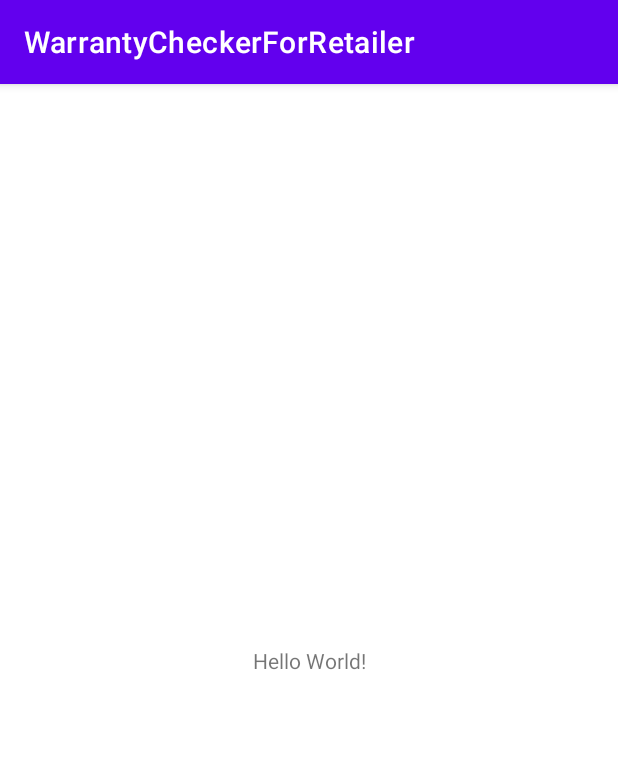
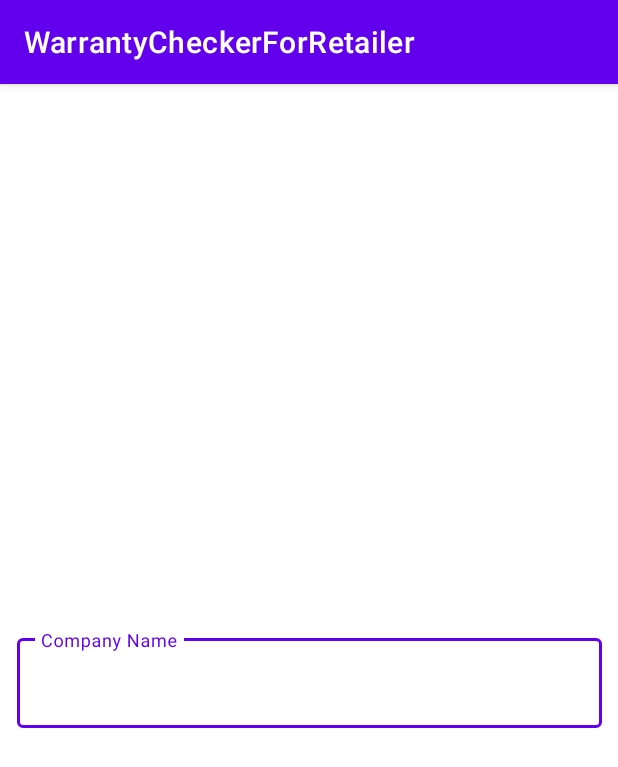
Before and after one commit to tamzidisrakadol/warramtyCheckerForRetailer, an Android app: the screen it shows after launch (LogInActivity), on a phone screen of 412 x 824 dp. Shown: the top 767 px of the screen. Run offline under Robolectric (Android 15) with nearby library versions, the light colour scheme and no system bars; our stand-ins replace sdp/ssp sizes.

Commit message:
WarrantyChecker for Retailer create layout for login.add functionalaity of login from server

```diff
--- a/app/src/main/res/layout/activity_login.xml
+++ b/app/src/main/res/layout/activity_login.xml
@@ -6,13 +6,22 @@
     android:layout_height="match_parent"
     tools:context=".views.LogInActivity">
 
-    <TextView
-        android:layout_width="wrap_content"
-        android:layout_height="wrap_content"
-        android:text="Hello World!"
-        app:layout_constraintBottom_toBottomOf="parent"
+    <com.google.android.material.textfield.TextInputLayout
+        style="@style/Widget.MaterialComponents.TextInputLayout.OutlinedBox"
+        android:layout_width="@dimen/_300sdp"
+        android:layout_height="@dimen/_50sdp"
+        android:layout_marginTop="@dimen/_280sdp"
+        android:hint="Company Name"
         app:layout_constraintEnd_toEndOf="parent"
         app:layout_constraintStart_toStartOf="parent"
-        app:layout_constraintTop_toTopOf="parent" />
+        app:layout_constraintTop_toTopOf="parent">
+
+        <com.google.android.material.textfield.TextInputEditText
+            android:id="@+id/loginCompanyName"
+            android:layout_width="match_parent"
+            android:layout_height="match_parent"
+            android:fontFamily=""/>
+    </com.google.android.material.textfield.TextInputLayout>
+
 
 </androidx.constraintlayout.widget.ConstraintLayout>
```
Also changed, not shown: app/src/main/res/font/fontstyle.ttf (added).
